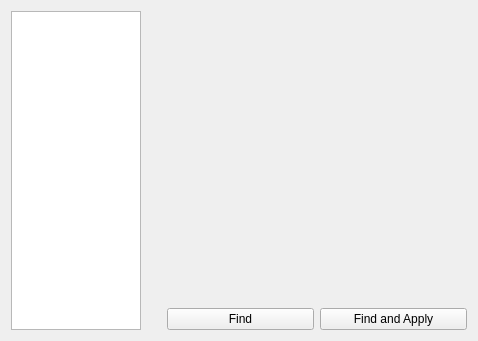
The window that plugins/refactoring/refactoringSupport/refactoringWindow.ui (qreal/qreal) describes before a commit, drawn with Qt 5.
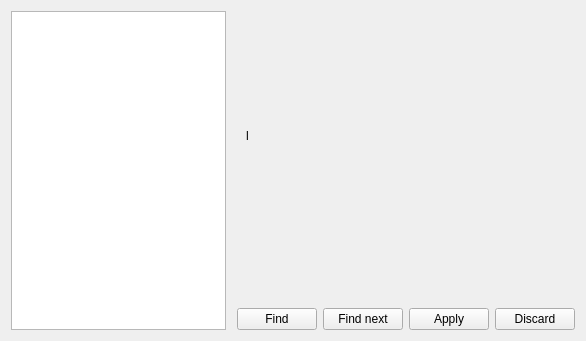
The same window after the commit. Icons and pictures are not drawn.

Commit message: added thing for moving pictures of Refactoring Editor to bin directory (doesn't work yet) added directory for saving refactoring models added saving refactoring rules added translation added refactoring window simple options added palette groups in generated languages

```diff
--- a/plugins/refactoring/refactoringSupport/refactoringWindow.ui
+++ b/plugins/refactoring/refactoringSupport/refactoringWindow.ui
@@ -6,7 +6,7 @@
    <rect>
     <x>0</x>
     <y>0</y>
-    <width>478</width>
+    <width>586</width>
     <height>341</height>
    </rect>
   </property>
@@ -20,7 +20,7 @@
       <widget class="QListWidget" name="refactoringList">
        <property name="maximumSize">
         <size>
-         <width>150</width>
+         <width>250</width>
          <height>16777215</height>
         </size>
        </property>
@@ -49,6 +49,27 @@
            <height>250</height>
           </size>
          </property>
+         <layout class="QVBoxLayout" name="verticalLayout_2">
+          <item>
+           <widget class="QLabel" name="label">
+            <property name="sizePolicy">
+             <sizepolicy hsizetype="Expanding" vsizetype="Expanding">
+              <horstretch>0</horstretch>
+              <verstretch>0</verstretch>
+             </sizepolicy>
+            </property>
+            <property name="maximumSize">
+             <size>
+              <width>16777215</width>
+              <height>10000000</height>
+             </size>
+            </property>
+            <property name="text">
+             <string>l</string>
+            </property>
+           </widget>
+          </item>
+         </layout>
         </widget>
        </item>
        <item>
@@ -76,7 +97,21 @@
          <item>
           <widget class="QPushButton" name="findAndApplyButton">
            <property name="text">
-            <string>Find and Apply</string>
+            <string>Find next</string>
+           </property>
+          </widget>
+         </item>
+         <item>
+          <widget class="QPushButton" name="applyButton">
+           <property name="text">
+            <string>Apply</string>
+           </property>
+          </widget>
+         </item>
+         <item>
+          <widget class="QPushButton" name="discardButton">
+           <property name="text">
+            <string>Discard</string>
            </property>
           </widget>
          </item>
```
Left out of the diff: 12 changed lines with no effect on the pictures. The commit also changes 20 other files.
